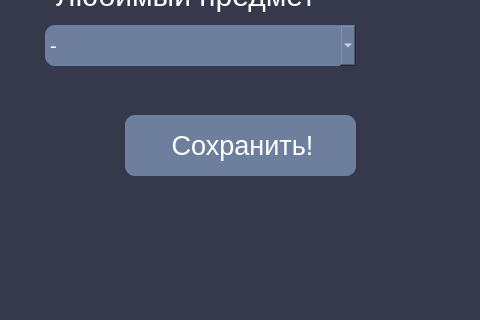
Qt form ui/account_page.ui (NotAKes/frog.study) before a commit; both pictures show x 267 to 747 and y 274 to 594 of the 1237 by 836 pixel window.
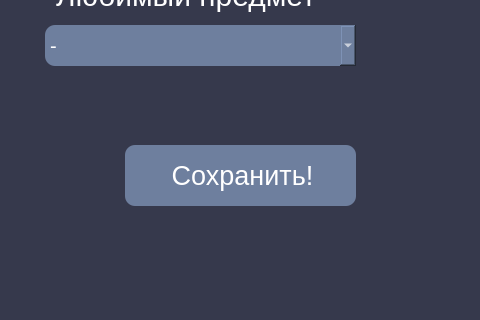
The same form after that commit.

```diff
--- a/ui/account_page.ui
+++ b/ui/account_page.ui
@@ -157,7 +157,7 @@
        <property name="geometry">
         <rect>
          <x>170</x>
-         <y>380</y>
+         <y>410</y>
          <width>231</width>
          <height>61</height>
         </rect>
```
Left out of the diff: 27 changed lines with no effect on the pictures.
